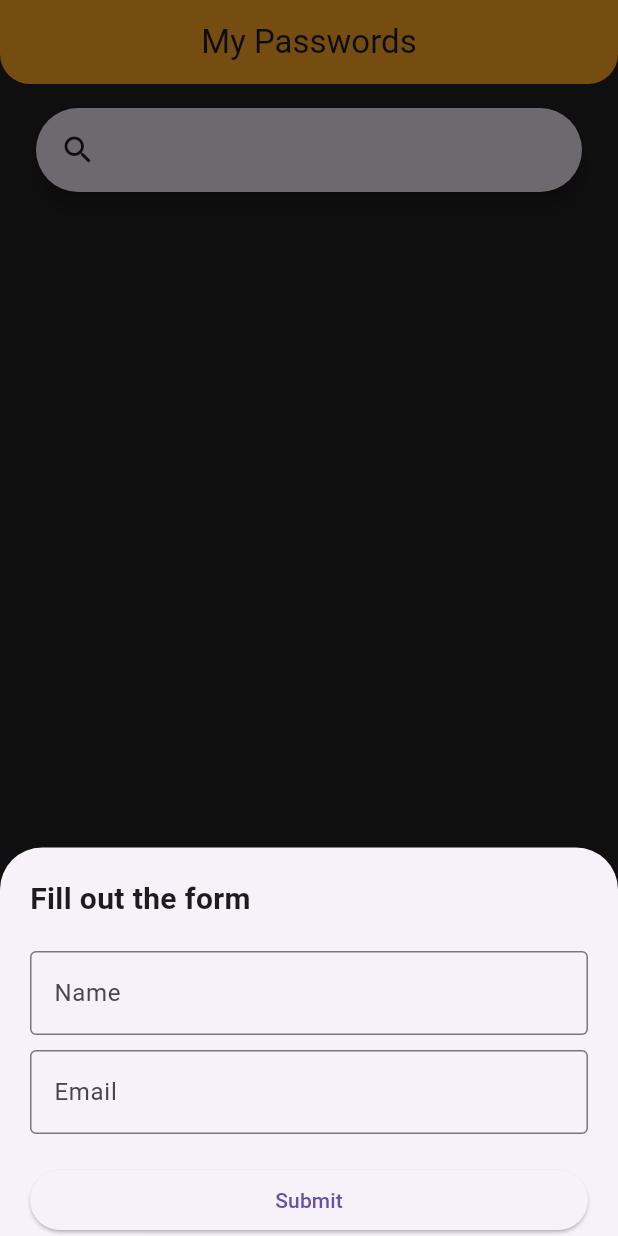
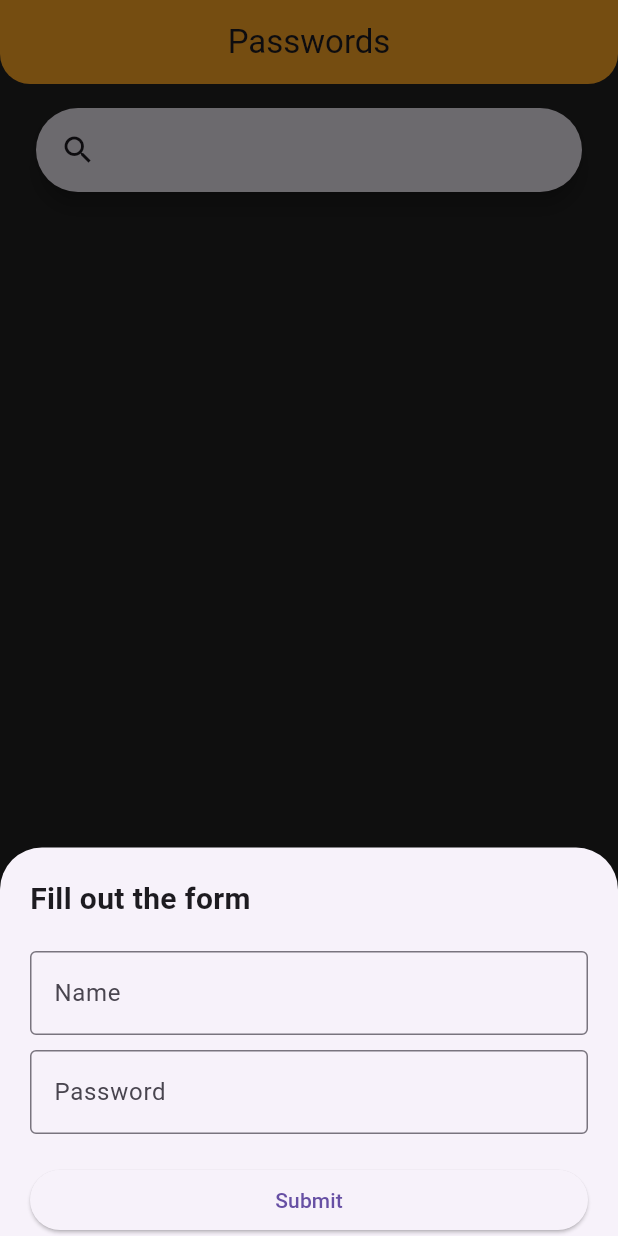
Before and after one commit to senabdulgani/strong_password, a Flutter app: the screen it shows after launch, after a tap on the "add" icon, on a phone screen of 412 x 824 dp. Run offline on Flutter 3.47's test engine with Material 3 defaults, Android fonts, the phone set to English and light mode, and no system bars; our stand-ins replace hive, hive_flutter; accounts and stored records are empty.

Commit message:
hive update specific index

```diff
--- a/lib/View/component/add_password_button.dart
+++ b/lib/View/component/add_password_bottom_sheet.dart
@@ -2,16 +2,25 @@ import 'package:flutter/material.dart';
 import 'package:strong_password/models/Hive/boxes.dart';
 import 'package:strong_password/models/Hive/password.dart';
 
-
-class BottomSheetComponent extends StatelessWidget {
+class BottomSheetComponent extends StatefulWidget {
   const BottomSheetComponent({
     super.key,
     required this.nameController,
     required this.passwordController,
+    required this.index,
   });
 
   final TextEditingController nameController;
   final TextEditingController passwordController;
+  final int index;
+
+  @override
+  // ignore: library_private_types_in_public_api
+  _BottomSheetComponentState createState() => _BottomSheetComponentState();
+}
+
+class _BottomSheetComponentState extends State<BottomSheetComponent> {
+
 
   @override
   Widget build(BuildContext context) {
@@ -31,42 +40,38 @@ class BottomSheetComponent extends StatelessWidget {
               ),
             ),
             const SizedBox(height: 20.0),
-            TextField(
-              controller: nameController,
+            TextFormField(
+              controller: widget.nameController,
               decoration: const InputDecoration(
                 labelText: 'Name',
                 border: OutlineInputBorder(),
               ),
+              onChanged: (value) {
+                value = widget.nameController.text;
+              },
             ),
             const SizedBox(height: 10.0),
-            TextField(
-              controller: passwordController,
+            TextFormField(
+              controller: widget.passwordController,
               decoration: const InputDecoration(
-                labelText: 'Email',
+                labelText: 'Password',
                 border: OutlineInputBorder(),
               ),
+              onChanged: (value) {
+                value = widget.passwordController.text;
+              },
             ),
             const SizedBox(height: 20.0),
             ElevatedButton(
               onPressed: () {
-                if (nameController.text.isNotEmpty &&
-                    passwordController.text.isNotEmpty) {
                   boxPasswords.put(
-                      'key_$nameController',
-                      Password(
-                          name: nameController.text,
-                          password: passwordController.text));
-                  Navigator.pop(context);
-                  nameController.clear();
-                  passwordController.clear();
-                } else {
-                  ScaffoldMessenger.of(context).showSnackBar(
-                    const SnackBar(
-                      content: Text('Please fill out both fields.'),
-                    ),
-                  );
-                }
-              },
+                  'key_${widget.index.toString()}',
+                  Password(
+                    name: widget.nameController.text,
+                    password: widget.passwordController.text,
+                  ),
+                ).then((value) => Navigator.pop(context));
+                },
               child: const Text('Submit'),
             ),
           ],
--- /dev/null
+++ b/lib/View/component/costum_app_bar.dart
@@ -0,0 +1,53 @@
+import 'package:flutter/material.dart';
+import 'package:strong_password/View/component/add_password_bottom_sheet.dart';
+import 'package:strong_password/common/color_constants.dart';
+import 'package:strong_password/common/text_styles.dart';
+
+costumAppBar({required String title, required Color color}) {
+  return AppBar(
+    title: Text(title),
+    centerTitle: true,
+    backgroundColor: color,
+  );
+}
+
+void showCostumPasswordDetail(
+    {required BuildContext context,
+    required String title,
+    required String content}) {
+  showDialog(
+      context: context,
+      builder: (BuildContext context) {
+        return AlertDialog(
+          backgroundColor: AppColors.backgroundColor,
+          title: Text(title, style: ProjectTextStyles.title),
+          content: Text(content, style: ProjectTextStyles.password),
+          actions: [
+            TextButton(
+              onPressed: () {
+                Navigator.pop(context);
+              },
+              child: Text('Close', style: ProjectTextStyles.button),
+            ),
+          ],
+        );
+      });
+}
+
+Future showPasswordEditBottomSheet(
+  BuildContext context, {
+  required TextEditingController nameController,
+  required TextEditingController passwordController,
+  bool isUpdate = false,
+  required int index,
+}) {
+  return showModalBottomSheet(
+      context: context,
+      builder: (context) {
+        return BottomSheetComponent(
+          nameController: nameController,
+          passwordController: passwordController,
+          index: index,
+        );
+      });
+}
--- a/lib/View/pages/home_page.dart
+++ b/lib/View/pages/home_page.dart
@@ -1,5 +1,5 @@
 import 'package:flutter/material.dart';
-import 'package:strong_password/View/component/add_password_button.dart';
+import 'package:strong_password/View/component/costum_app_bar.dart';
 import 'package:strong_password/View/component/search_bar.dart';
 import 'package:strong_password/common/color_constants.dart';
 import 'package:strong_password/common/text_styles.dart';
@@ -15,47 +15,51 @@ class StrongPassword extends StatefulWidget {
 
 class _StrongPasswordState extends State<StrongPassword> {
 
-
-  final TextEditingController nameController = TextEditingController();
-  final TextEditingController passwordController = TextEditingController();
-
+  List<TextEditingController> controllers = [];
+  final String title = 'Passwords';
 
   @override
   Widget build(BuildContext context) {
     return Scaffold(
       backgroundColor: AppColors.backgroundColor,
-      appBar: AppBar(
-        title: const Text('My Passwords'),
-        centerTitle: true,
-        backgroundColor: AppColors.primaryColor,
-      ),
+      appBar: costumAppBar(title: title, color: AppColors.primaryColor),
       body: ListView(
         children: [
           const SearchPassword(),
           ListView.builder(
+            itemCount: boxPasswords.length,
             shrinkWrap: true,
-            itemCount: boxPasswords.length,
             itemBuilder: (BuildContext context, int index) {
               Password password = boxPasswords.getAt(index);
+              TextEditingController nameController =
+                  TextEditingController(text: password.name);
+              TextEditingController passwordController =
+                  TextEditingController(text: password.password);
               return ListTile(
                 tileColor: Colors.grey.shade700,
                 contentPadding: const EdgeInsets.symmetric(horizontal: 12),
                 title: Text(password.name, style: ProjectTextStyles.title),
-                subtitle: Text('•' * password.password.toString().length,
-                    style: ProjectTextStyles.password),
+                subtitle: Text(
+                  '•' * password.password.toString().length,
+                  style: ProjectTextStyles.password,
+                ),
                 leading: CircleAvatar(
                   backgroundColor: AppColors.primaryColor,
                   child: const Icon(Icons.lock),
                 ),
                 onTap: () {
-                  // todo: Password detail page
-
+                  showPasswordEditBottomSheet(
+                    context,
+                    nameController: nameController,
+                    passwordController: passwordController,
+                    index: index,
+                  ).then((value) => setState(() {}));
                 },
                 trailing: SizedBox(
                   width: 220,
                   child: Row(
                     children: [
-                      const SizedBox(width: 100),
+                      const SizedBox(width: 90),
                       IconButton(
                         onPressed: () {
                           setState(() {
@@ -81,12 +85,15 @@ class _StrongPasswordState extends State<StrongPassword> {
         // todo Yuvarlak yap.
         backgroundColor: AppColors.primaryColor,
         onPressed: () {
-          showModalBottomSheet(context: context, builder: (context) {
-          return BottomSheetComponent(
+          // Yeni bir controller oluşturarak alt sayfayı gösterin
+          TextEditingController nameController = TextEditingController();
+          TextEditingController passwordController = TextEditingController();
+          showPasswordEditBottomSheet(
+            context,
             nameController: nameController,
             passwordController: passwordController,
-          );
-        }).then((value) => setState(() {}));
+            index: 0,
+          ).then((value) => setState(() {}));
         },
         child: const Icon(Icons.add),
       ),
--- a/lib/common/text_styles.dart
+++ b/lib/common/text_styles.dart
@@ -1,4 +1,5 @@
 import 'package:flutter/material.dart';
+import 'package:strong_password/common/color_constants.dart';
 
 class ProjectTextStyles {
   static const TextStyle title = TextStyle(
@@ -15,4 +16,9 @@ class ProjectTextStyles {
     fontSize: 12,
     color: Colors.white.withOpacity(0.5),
   );
+
+  static TextStyle button = TextStyle(
+    fontSize: 16,
+    color: AppColors.primaryColor,
+  );
 }
--- a/lib/models/Hive/password.dart
+++ b/lib/models/Hive/password.dart
@@ -10,5 +10,8 @@ class Password {
   @HiveField(1)
   String password;
 
-  Password({required this.name, required this.password});
+  @HiveField(2)
+  DateTime? createdAt;
+
+  Password({required this.name, required this.password, this.createdAt});
 }
```
